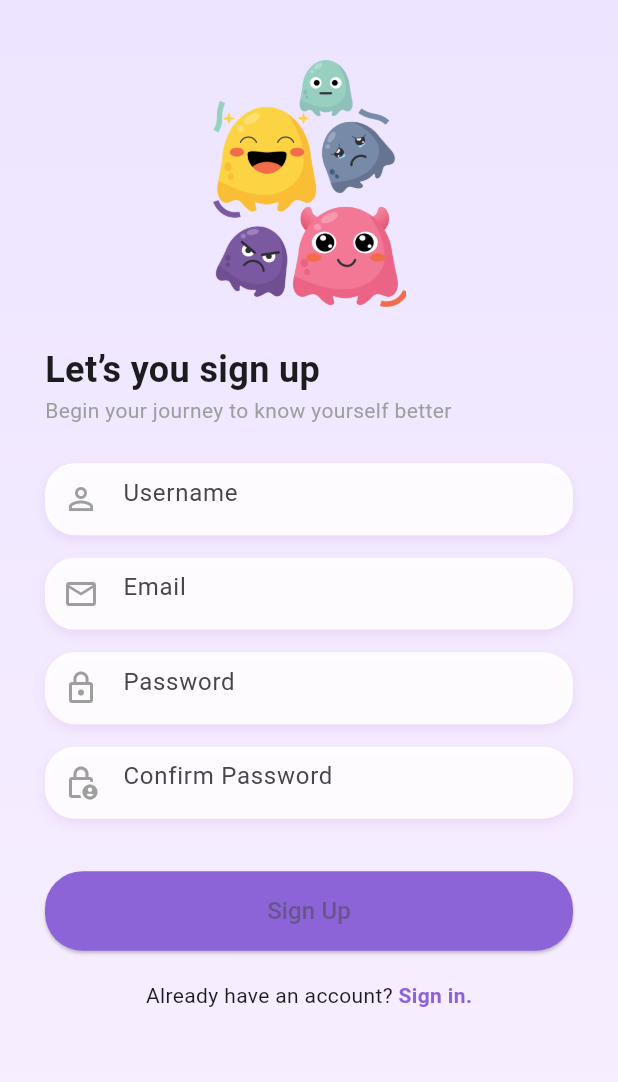
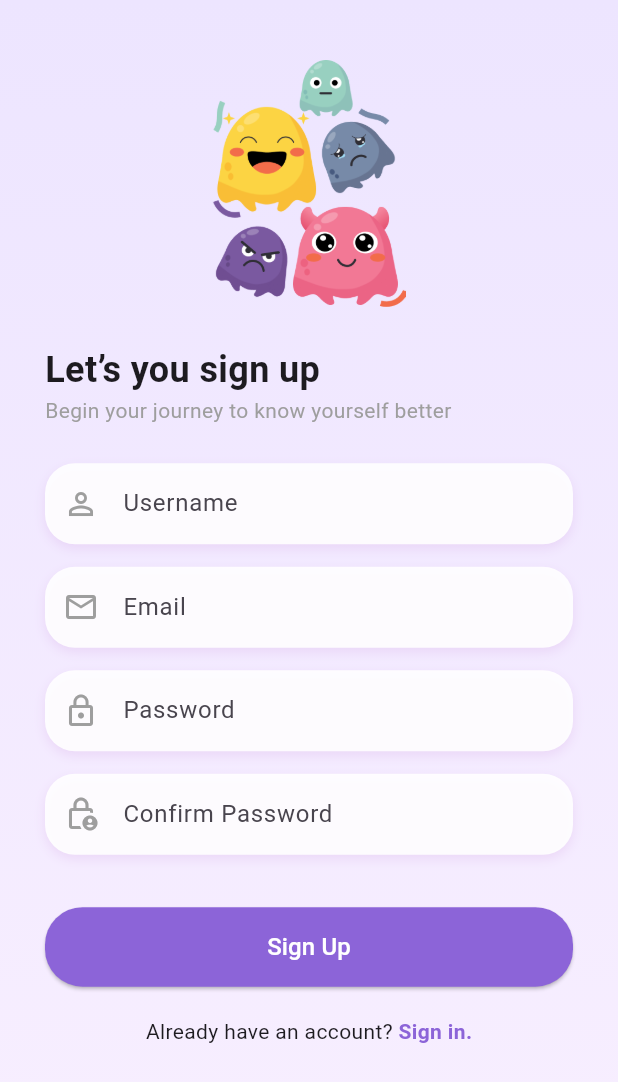
Before and after one commit to zawcompany/MOOD_TRACKER, a Flutter app: the SignUpPage screen opened directly, on a phone screen of 412 x 824 dp. Shown: the top 1082 px of the screen. Run offline on Flutter 3.47's test engine with Material 3 defaults, Android fonts, the phone set to English and light mode, and no system bars; our stand-ins replace cloud_firestore, firebase_auth, firebase_core; accounts and stored records are empty; Roboto replaces fonts that are missing (Quicksand).

Commit message:
Tambahkan firebase auth di sign up

```diff
--- a/lib/page/sign_up_page.dart
+++ b/lib/page/sign_up_page.dart
@@ -1,10 +1,82 @@
 import 'package:flutter/material.dart';
+import 'package:firebase_auth/firebase_auth.dart';
+import '../../services/auth_service.dart';
 import 'sign_in_page.dart';
 import 'choose_mood.dart';
 
+class SignUpPage extends StatefulWidget {
+  const SignUpPage({super.key});
 
-class SignUpPage extends StatelessWidget {
-  const SignUpPage({super.key});
+  @override
+  State<SignUpPage> createState() => _SignUpPageState();
+}
+
+class _SignUpPageState extends State<SignUpPage> {
+  final TextEditingController _nameController = TextEditingController();
+  final TextEditingController _emailController = TextEditingController();
+  final TextEditingController _passwordController = TextEditingController();
+  final TextEditingController _confirmPasswordController = TextEditingController();
+
+  final AuthService _authService = AuthService(); // Inisiasi Service
+  bool _isLoading = false;
+
+  @override
+  void dispose() {
+    _nameController.dispose();
+    _emailController.dispose();
+    _passwordController.dispose();
+    _confirmPasswordController.dispose();
+    super.dispose();
+  }
+
+  void _handleSignUp() async {
+    final name = _nameController.text.trim();
+    final email = _emailController.text.trim();
+    final password = _passwordController.text.trim();
+    final confirmPassword = _confirmPasswordController.text.trim();
+
+    if (name.isEmpty || email.isEmpty || password.isEmpty || confirmPassword.isEmpty) {
+      ScaffoldMessenger.of(context).showSnackBar(
+        const SnackBar(content: Text('Semua field harus diisi.')),
+      );
+      return;
+    }
+    if (password != confirmPassword) {
+      ScaffoldMessenger.of(context).showSnackBar(
+        const SnackBar(content: Text('Password tidak cocok.')),
+      );
+      return;
+    }
+
+    setState(() {
+      _isLoading = true;
+    });
+
+    try {
+      await _authService.registerUser(email, password, name);
+
+      final User? user = FirebaseAuth.instance.currentUser;
+      String userName = user?.displayName ?? name;
+
+      Navigator.of(context).pushReplacement(
+        MaterialPageRoute(
+          builder: (_) => ChooseMoodPage(userName: userName),
+        ),
+      );
+
+    } catch (e) {
+      ScaffoldMessenger.of(context).showSnackBar(
+        SnackBar(
+          content: Text(e.toString().replaceFirst('Exception: ', 'Error Registrasi: ')),
+          backgroundColor: Colors.red,
+        ),
+      );
+    } finally {
+      setState(() {
+        _isLoading = false;
+      });
+    }
+  }
 
   @override
   Widget build(BuildContext context) {
@@ -50,23 +122,28 @@ class SignUpPage extends StatelessWidget {
                 ),
                 const SizedBox(height: 25),
 
-                const _CustomTextField(
+                _CustomTextField(
                   label: 'Username',
                   icon: Icons.person_outline,
+                  controller: _nameController, // Hubungkan controller
                 ),
-                const _CustomTextField(
+                _CustomTextField(
                   label: 'Email',
                   icon: Icons.email_outlined,
+                  controller: _emailController, // Hubungkan controller
+                  keyboardType: TextInputType.emailAddress,
                 ),
-                const _CustomTextField(
+                _CustomTextField(
                   label: 'Password',
                   icon: Icons.lock_outline,
                   obscureText: true,
+                  controller: _passwordController, // Hubungkan controller
                 ),
-                const _CustomTextField(
+                _CustomTextField(
                   label: 'Confirm Password',
                   icon: Icons.lock_person_outlined,
                   obscureText: true,
+                  controller: _confirmPasswordController, // Hubungkan controller
                 ),
                 const SizedBox(height: 20),
 
@@ -79,19 +156,22 @@ class SignUpPage extends StatelessWidget {
                         borderRadius: BorderRadius.circular(25),
                       ),
                       padding: const EdgeInsets.symmetric(vertical: 15),
+                      foregroundColor: Colors.white, // Menghilangkan warna ungu di text
                     ),
-                    onPressed: () {
-                      Navigator.push(
-                        context,
-                        MaterialPageRoute(
-                          builder: (context) => const ChooseMoodPage(userName: "Ila"),
-                        ),
-                      );
-                    },
-                    child: const Text(
-                      "Sign Up",
-                      style: TextStyle(fontSize: 16),
-                    ),
+                    onPressed: _isLoading ? null : _handleSignUp,
+                    child: _isLoading
+                        ? const SizedBox(
+                            height: 20,
+                            width: 20,
+                            child: CircularProgressIndicator(
+                              color: Colors.white,
+                              strokeWidth: 2
+                            )
+                          )
+                        : const Text(
+                            "Sign Up",
+                            style: TextStyle(fontSize: 16),
+                          ),
                   ),
                 ),
                 const SizedBox(height: 20),
@@ -131,11 +211,15 @@ class _CustomTextField extends StatelessWidget {
   final String label;
   final IconData icon;
   final bool obscureText;
+  final TextEditingController? controller;
+  final TextInputType keyboardType;
 
   const _CustomTextField({
     required this.label,
     required this.icon,
     this.obscureText = false,
+    this.controller,
+    this.keyboardType = TextInputType.text,
   });
 
   @override
@@ -154,11 +238,14 @@ class _CustomTextField extends StatelessWidget {
         ],
       ),
       child: TextField(
+        controller: controller,
+        keyboardType: keyboardType,
         obscureText: obscureText,
         decoration: InputDecoration(
           hintText: label,
           border: InputBorder.none,
           prefixIcon: Icon(icon, color: Colors.grey),
+          contentPadding: const EdgeInsets.symmetric(vertical: 15, horizontal: 10),
         ),
       ),
     );
```
